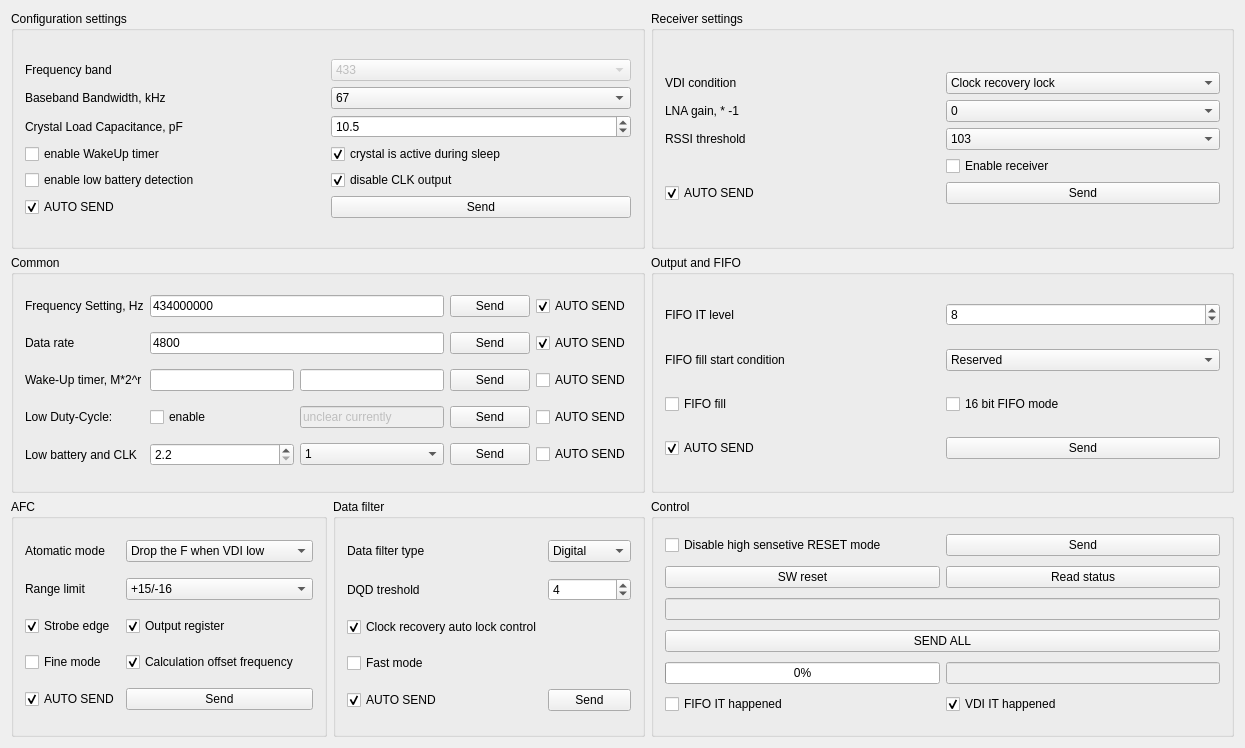
First picture: the form in receivercontrolpanel.ui, repository nonalcogolic/RFM01-RFM02-tuning-tool, before the edit.
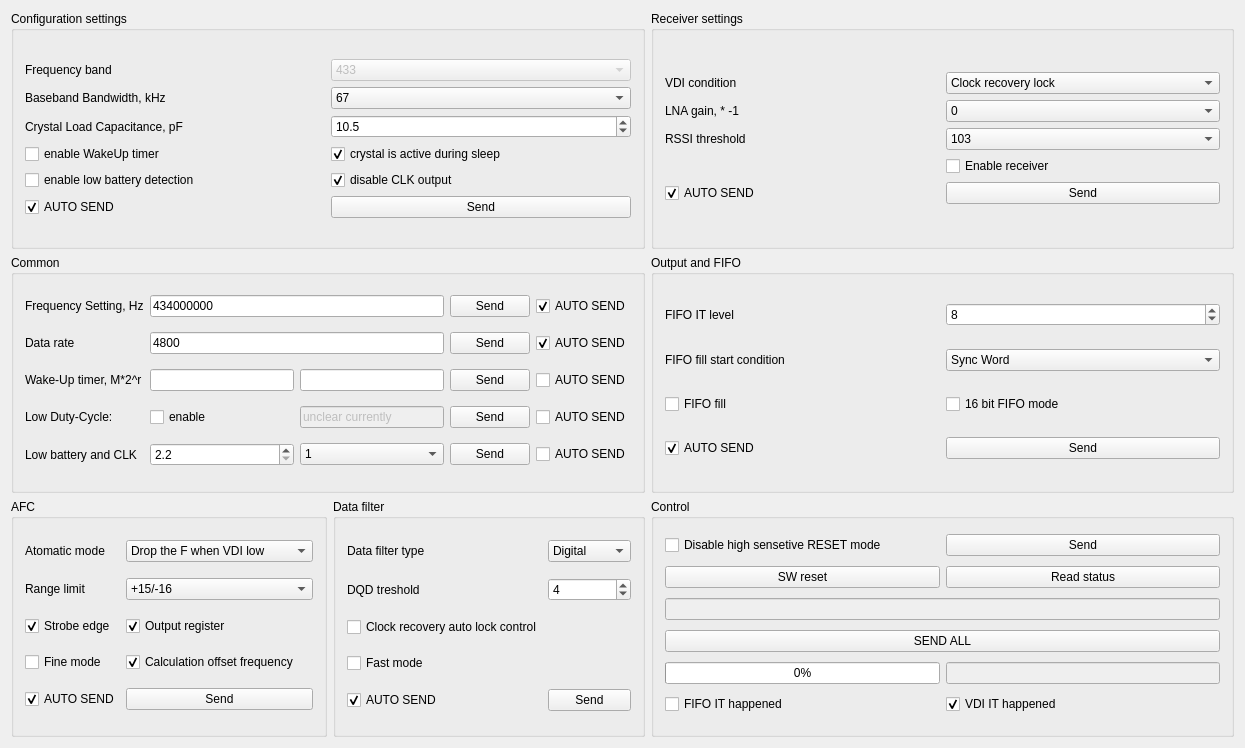
Second picture: the form after the edit.

```diff
--- a/receivercontrolpanel.ui
+++ b/receivercontrolpanel.ui
@@ -40,7 +40,7 @@
          <string>Clock recovery auto lock control</string>
         </property>
         <property name="checked">
-         <bool>true</bool>
+         <bool>false</bool>
         </property>
        </widget>
       </item>
@@ -504,7 +504,7 @@
       <item row="1" column="1">
        <widget class="QComboBox" name="comboBox_fill_condition">
         <property name="currentIndex">
-         <number>2</number>
+         <number>1</number>
         </property>
         <item>
          <property name="text">
```
